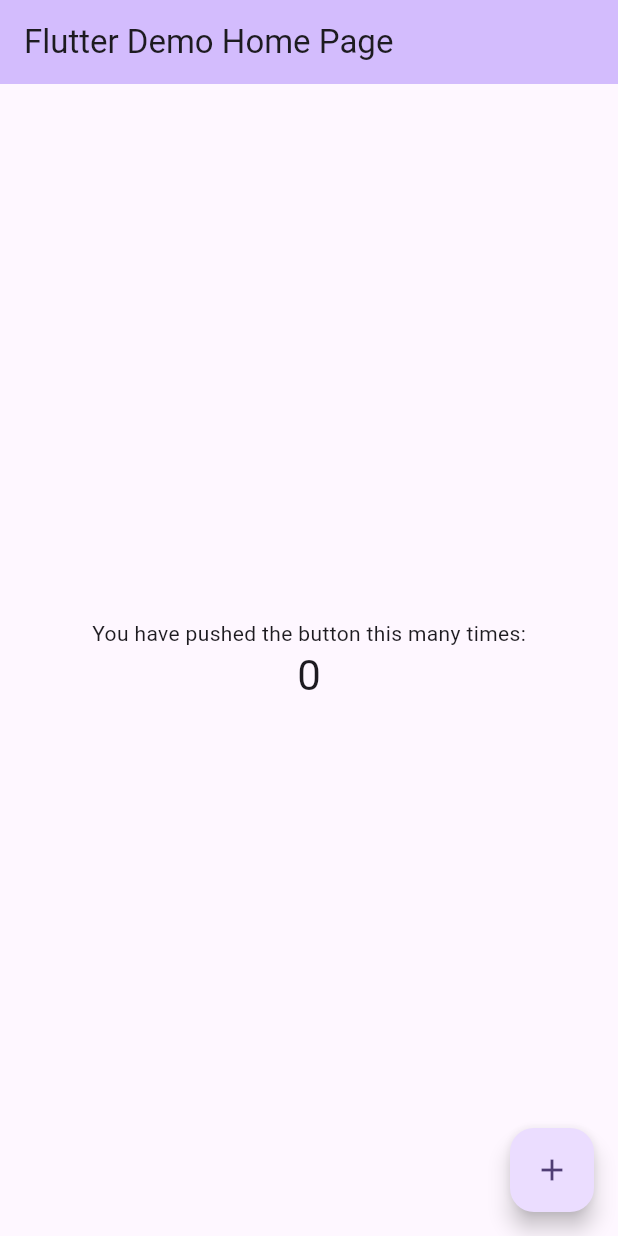
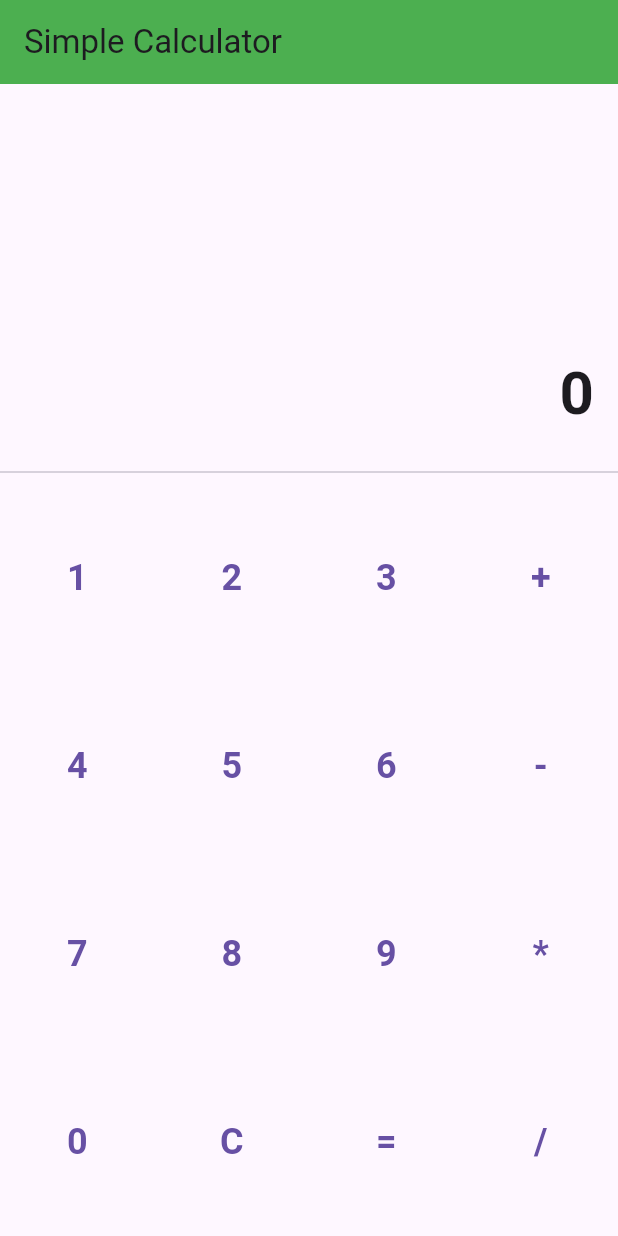
Before and after one commit to robiulhasananim/simple_calculator, a Flutter app: the screen it shows after launch, on a phone screen of 412 x 824 dp. Run offline on Flutter 3.47's test engine with Material 3 defaults, Android fonts, the phone set to English and light mode, and no system bars.

Commit message:
final full code

```diff
--- a/lib/main.dart
+++ b/lib/main.dart
@@ -7,116 +7,157 @@ void main() {
 class MyApp extends StatelessWidget {
   const MyApp({super.key});
 
-  // This widget is the root of your application.
   @override
   Widget build(BuildContext context) {
     return MaterialApp(
-      title: 'Flutter Demo',
-      theme: ThemeData(
-        // This is the theme of your application.
-        //
-        // TRY THIS: Try running your application with "flutter run". You'll see
-        // the application has a purple toolbar. Then, without quitting the app,
-        // try changing the seedColor in the colorScheme below to Colors.green
-        // and then invoke "hot reload" (save your changes or press the "hot
-        // reload" button in a Flutter-supported IDE, or press "r" if you used
-        // the command line to start the app).
-        //
-        // Notice that the counter didn't reset back to zero; the application
-        // state is not lost during the reload. To reset the state, use hot
-        // restart instead.
-        //
-        // This works for code too, not just values: Most code changes can be
-        // tested with just a hot reload.
-        colorScheme: .fromSeed(seedColor: Colors.deepPurple),
-      ),
-      home: const MyHomePage(title: 'Flutter Demo Home Page'),
+      title: "MyApps",
+      debugShowCheckedModeBanner: false,
+      home: Calculator(),
     );
   }
 }
 
-class MyHomePage extends StatefulWidget {
-  const MyHomePage({super.key, required this.title});
-
-  // This widget is the home page of your application. It is stateful, meaning
-  // that it has a State object (defined below) that contains fields that affect
-  // how it looks.
-
-  // This class is the configuration for the state. It holds the values (in this
-  // case the title) provided by the parent (in this case the App widget) and
-  // used by the build method of the State. Fields in a Widget subclass are
-  // always marked "final".
-
-  final String title;
+class Calculator extends StatefulWidget {
+  const Calculator({super.key});
 
   @override
-  State<MyHomePage> createState() => _MyHomePageState();
+  State<Calculator> createState() => _CalculatorState();
 }
 
-class _MyHomePageState extends State<MyHomePage> {
-  int _counter = 0;
-
-  void _incrementCounter() {
-    setState(() {
-      // This call to setState tells the Flutter framework that something has
-      // changed in this State, which causes it to rerun the build method below
-      // so that the display can reflect the updated values. If we changed
-      // _counter without calling setState(), then the build method would not be
-      // called again, and so nothing would appear to happen.
-      _counter++;
-    });
-  }
+class _CalculatorState extends State<Calculator> {
+  String output = "0";
+  String current_input = "";
+  double num1 = 0;
+  double num2 = 0;
+  String operator = "";
 
   @override
   Widget build(BuildContext context) {
-    // This method is rerun every time setState is called, for instance as done
-    // by the _incrementCounter method above.
-    //
-    // The Flutter framework has been optimized to make rerunning build methods
-    // fast, so that you can just rebuild anything that needs updating rather
-    // than having to individually change instances of widgets.
     return Scaffold(
       appBar: AppBar(
-        // TRY THIS: Try changing the color here to a specific color (to
-        // Colors.amber, perhaps?) and trigger a hot reload to see the AppBar
-        // change color while the other colors stay the same.
-        backgroundColor: Theme.of(context).colorScheme.inversePrimary,
-        // Here we take the value from the MyHomePage object that was created by
-        // the App.build method, and use it to set our appbar title.
-        title: Text(widget.title),
+        title: Text("Simple Calculator"),
+        backgroundColor: Colors.green,
       ),
-      body: Center(
-        // Center is a layout widget. It takes a single child and positions it
-        // in the middle of the parent.
-        child: Column(
-          // Column is also a layout widget. It takes a list of children and
-          // arranges them vertically. By default, it sizes itself to fit its
-          // children horizontally, and tries to be as tall as its parent.
-          //
-          // Column has various properties to control how it sizes itself and
-          // how it positions its children. Here we use mainAxisAlignment to
-          // center the children vertically; the main axis here is the vertical
-          // axis because Columns are vertical (the cross axis would be
-          // horizontal).
-          //
-          // TRY THIS: Invoke "debug painting" (choose the "Toggle Debug Paint"
-          // action in the IDE, or press "p" in the console), to see the
-          // wireframe for each widget.
-          mainAxisAlignment: .center,
-          children: [
-            const Text('You have pushed the button this many times:'),
-            Text(
-              '$_counter',
-              style: Theme.of(context).textTheme.headlineMedium,
+      body: Column(
+        children: [
+          Expanded(
+            child: Container(
+              padding: EdgeInsets.all(16),
+              alignment: Alignment.bottomRight,
+              child: Text(
+                output,
+                style: TextStyle(fontSize: 40, fontWeight: FontWeight.bold),
+              ),
             ),
-          ],
-        ),
-      ),
-      floatingActionButton: FloatingActionButton(
-        onPressed: _incrementCounter,
-        tooltip: 'Increment',
-        child: const Icon(Icons.add),
+          ),
+          Divider(),
+          Expanded(
+            flex: 2,
+            child: Column(
+              children: [
+                Expanded(
+                  child: Row(
+                    children: [
+                      button("1"),
+                      button("2"),
+                      button("3"),
+                      button("+"),
+                    ],
+                  ),
+                ),
+                Expanded(
+                  child: Row(
+                    children: [
+                      button("4"),
+                      button("5"),
+                      button("6"),
+                      button("-"),
+                    ],
+                  ),
+                ),
+                Expanded(
+                  child: Row(
+                    children: [
+                      button("7"),
+                      button("8"),
+                      button("9"),
+                      button("*"),
+                    ],
+                  ),
+                ),
+                Expanded(
+                  child: Row(
+                    children: [
+                      button("0"),
+                      button("C"),
+                      button("="),
+                      button("/"),
+                    ],
+                  ),
+                ),
+              ],
+            ),
+          ),
+        ],
       ),
     );
   }
+
+  Widget button(String buttonText) {
+    return Expanded(
+      child: TextButton(
+        onPressed: () => buttonPressed(buttonText),
+        child: Text(
+          buttonText,
+          style: TextStyle(fontSize: 24, fontWeight: FontWeight.bold),
+        ),
+      ),
+    );
+  }
+
+  void buttonPressed(String buttonText) {
+    setState(() {
+      if (buttonText == "C") {
+        output = "0";
+        current_input = "";
+        num1 = 0;
+        num2 = 0;
+        operator = "";
+      } else if (buttonText == "+" ||
+          buttonText == "-" ||
+          buttonText == "*" ||
+          buttonText == "/") {
+        if (current_input.isNotEmpty) {
+                    num1 = double.parse(current_input);
+          operator = buttonText;
+          current_input = "";
+        }
+      } else if (buttonText == "=") {
+        if (current_input.isNotEmpty && operator.isNotEmpty) {
+          num2 = double.parse(current_input);
+          double result = 0;
+          switch (operator) {
+            case "+":
+              result = num1 + num2;
+              break;
+            case "-":
+              result = num1 - num2;
+              break;
+            case "*":
+              result = num1 * num2;
+              break;
+            case "/":
+              result = num1 / num2;
+              break;
+          }
+          output = result.toString();
+          current_input = result.toString();
+          operator = "";
+        }
+      } else {
+        current_input += buttonText;
+        output = current_input;
+      }
+    });
+  }
 }
```
